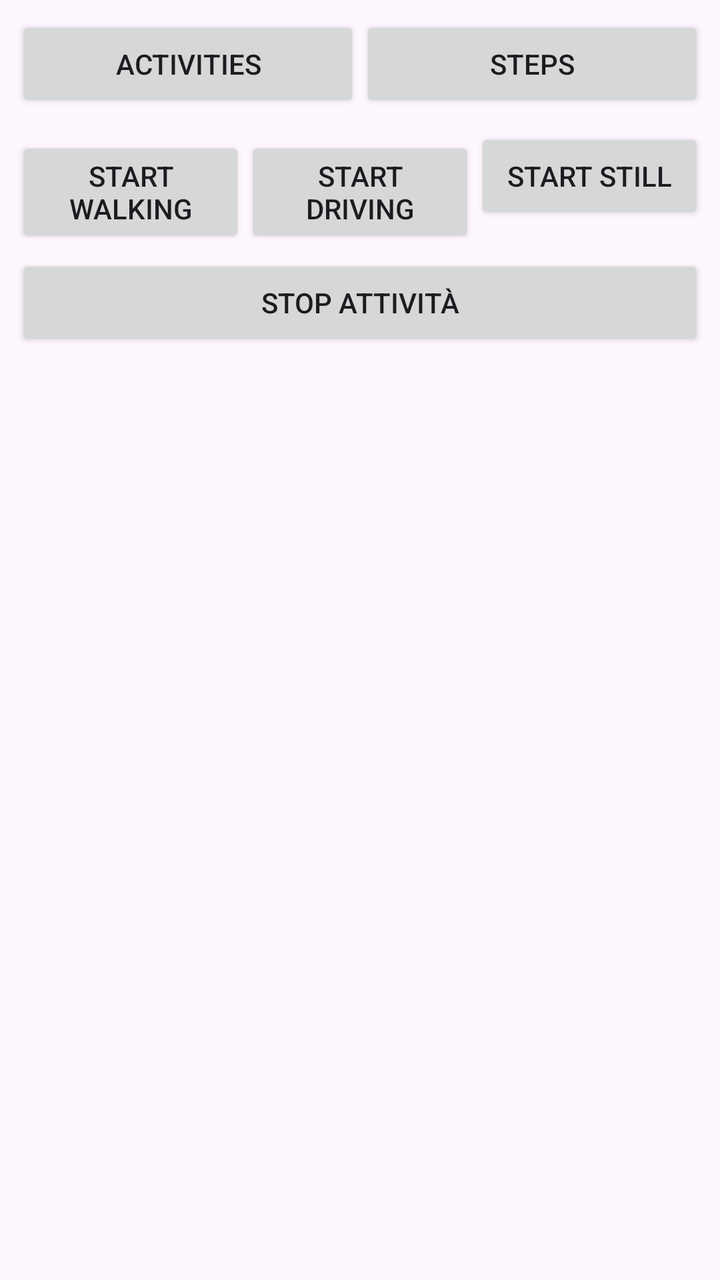
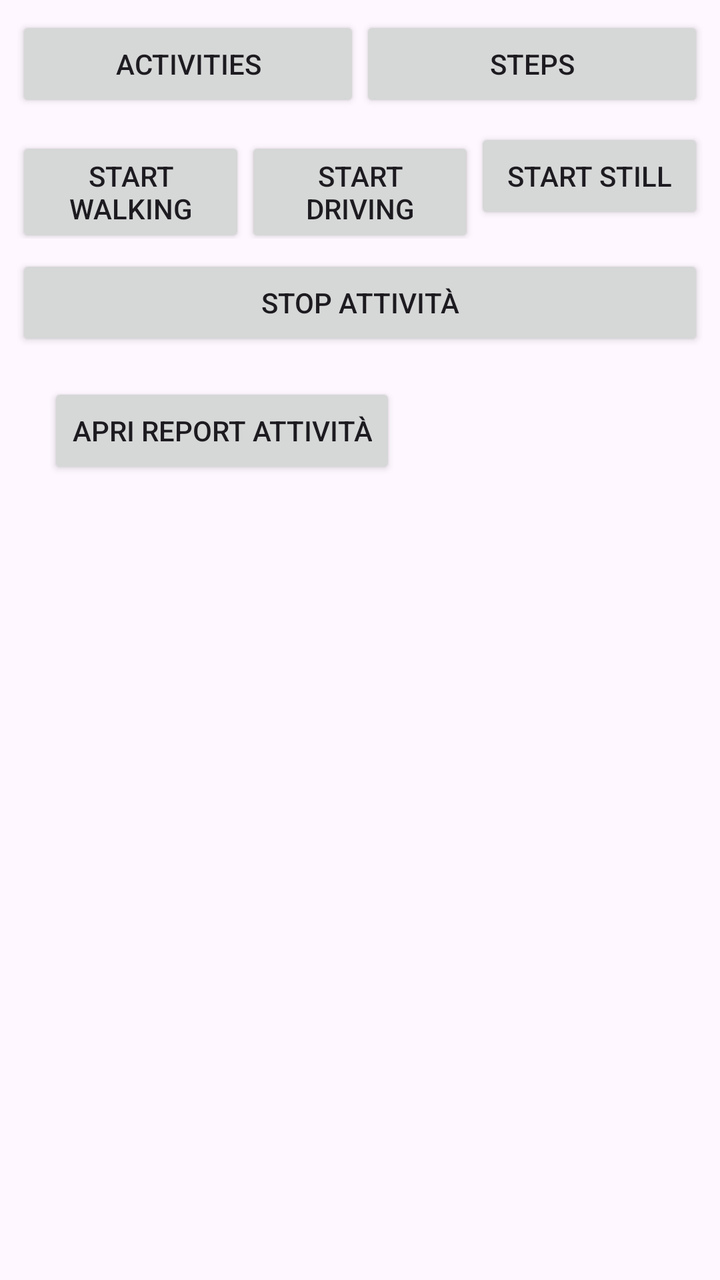

Two renders of the same Android screen: before a commit and after it. Below are the layout's source before the change and the commit's diff.
<!-- AndroidManifest.xml: activity theme Theme.PersonalPhysicalTrackerApp -->
<!-- res/layout/activity_main.xml -->
<?xml version="1.0" encoding="utf-8"?>
<LinearLayout
    xmlns:android="http://schemas.android.com/apk/res/android"
    android:layout_width="match_parent"
    android:layout_height="match_parent"
    android:orientation="vertical"
    android:padding="8dp">

    
    <LinearLayout
        android:layout_width="match_parent"
        android:layout_height="wrap_content"
        android:orientation="horizontal">

        <Button
            android:id="@+id/btnDashboard"
            android:layout_width="0dp"
            android:layout_weight="1"
            android:layout_height="wrap_content"
            android:text="Activities" />

        <Button
            android:id="@+id/btnFirst"
            android:layout_width="0dp"
            android:layout_weight="1"
            android:layout_height="wrap_content"
            android:text="Steps" />
    </LinearLayout>

    
    <LinearLayout
        android:layout_width="match_parent"
        android:layout_height="wrap_content"
        android:orientation="horizontal"
        android:layout_marginTop="8dp">

        <Button
            android:id="@+id/btnStartWalking"
            android:layout_width="0dp"
            android:layout_weight="1"
            android:layout_height="wrap_content"
            android:text="Start Walking" />

        <Button
            android:id="@+id/btnStartDriving"
            android:layout_width="0dp"
            android:layout_weight="1"
            android:layout_height="wrap_content"
            android:text="Start Driving" />

        <Button
            android:id="@+id/btnStartStill"
            android:layout_width="0dp"
            android:layout_weight="1"
            android:layout_height="wrap_content"
            android:text="Start Still" />
    </LinearLayout>

    
    <Button
        android:id="@+id/btnStopActivity"
        android:layout_width="match_parent"
        android:layout_height="wrap_content"
        android:layout_marginTop="8dp"
        android:text="Stop Attività" />


    
    <FrameLayout
        android:id="@+id/fragment_container"
        android:layout_width="match_parent"
        android:layout_height="0dp"
        android:layout_weight="1"
        android:layout_marginTop="8dp" />

</LinearLayout>
<!-- resources referenced by this layout -->
<resources>
  <style name="Theme.PersonalPhysicalTrackerApp" parent="Base.Theme.PersonalPhysicalTrackerApp" />
  <style name="Base.Theme.PersonalPhysicalTrackerApp" parent="Theme.Material3.DayNight.NoActionBar">
          
          
      </style>
</resources>

<!-- the commit's change to res/layout/activity_main.xml (unified diff, before → after) -->
@@ -54,6 +54,8 @@
             android:layout_weight="1"
             android:layout_height="wrap_content"
             android:text="Start Still" />
+
+
     </LinearLayout>
 
     
@@ -63,6 +65,13 @@
         android:layout_height="wrap_content"
         android:layout_marginTop="8dp"
         android:text="Stop Attività" />
+
+    <Button
+        android:id="@+id/openReportBtn"
+        android:layout_width="wrap_content"
+        android:layout_height="wrap_content"
+        android:text="Apri Report Attività"
+        android:layout_margin="16dp" />
 
 
     
